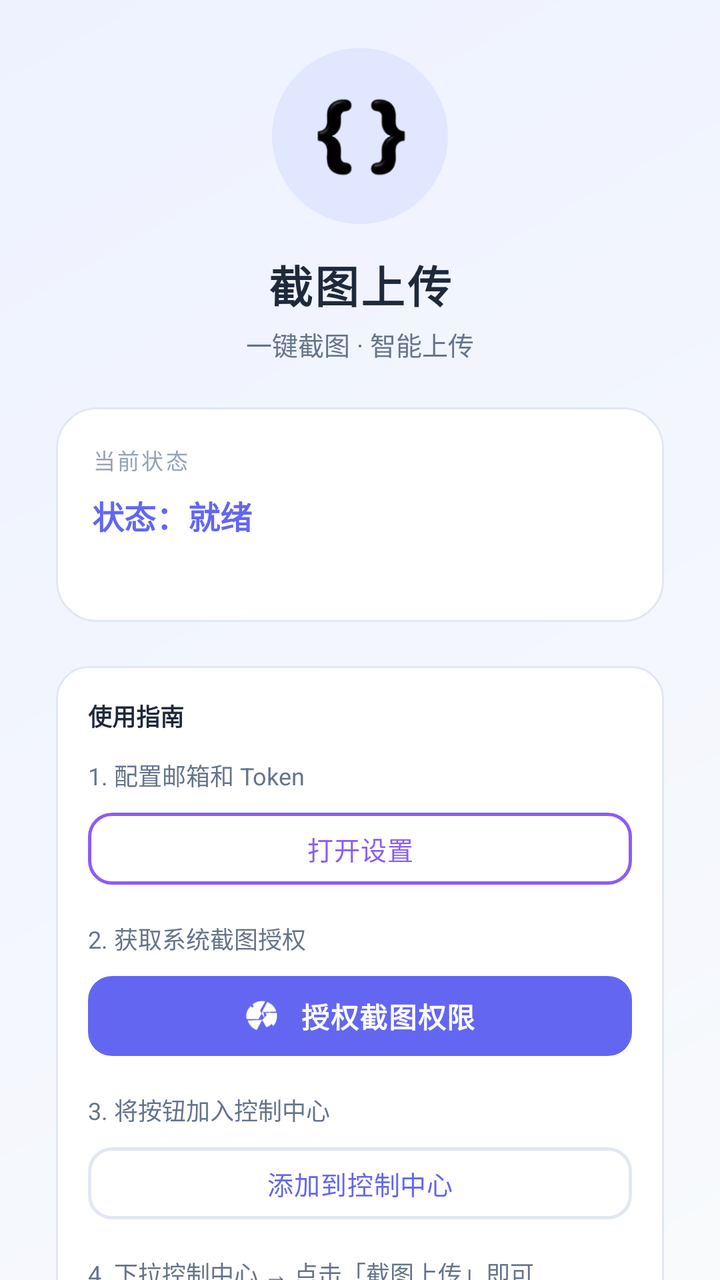
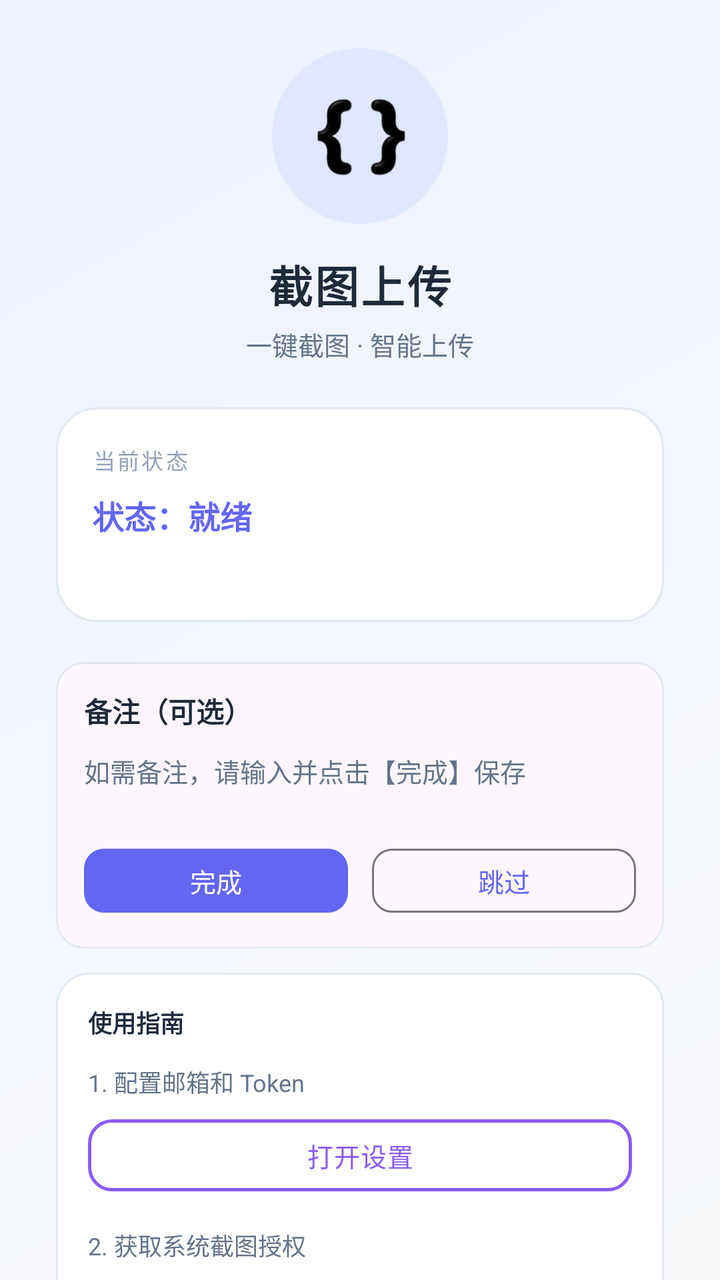

Before-and-after screenshots of an Android layout around one commit, followed by the original layout XML and the change that was made.
<!-- AndroidManifest.xml: application theme Theme.ScreenCapCoze -->
<!-- res/layout/activity_main.xml -->
<?xml version="1.0" encoding="utf-8"?>
<ScrollView xmlns:android="http://schemas.android.com/apk/res/android"
    xmlns:app="http://schemas.android.com/apk/res-auto"
    android:layout_width="match_parent"
    android:layout_height="match_parent"
    android:scrollbars="none">

    <LinearLayout
        android:layout_width="match_parent"
        android:layout_height="wrap_content"
        android:orientation="vertical"
        android:paddingStart="28dp"
        android:paddingEnd="28dp"
        android:paddingTop="24dp"
        android:paddingBottom="24dp"
        android:gravity="center_horizontal">

        
        <FrameLayout
            android:layout_width="88dp"
            android:layout_height="88dp"
            android:layout_marginBottom="14dp">

            <View
                android:layout_width="match_parent"
                android:layout_height="match_parent"
                android:background="@drawable/logo_circle_bg" />

            <ImageView
                android:id="@+id/ivLogo"
                android:layout_width="50dp"
                android:layout_height="50dp"
                android:layout_gravity="center"
                android:src="@mipmap/ic_launcher"
                android:contentDescription="App Logo" />
        </FrameLayout>

        
        <TextView
            android:layout_width="wrap_content"
            android:layout_height="wrap_content"
            android:text="@string/app_name"
            android:textSize="22sp"
            android:textStyle="bold"
            android:textColor="@color/text_primary"
            android:letterSpacing="0.05" />

        
        <TextView
            android:layout_width="wrap_content"
            android:layout_height="wrap_content"
            android:text="一键截图 · 智能上传"
            android:textSize="13sp"
            android:textColor="@color/text_secondary"
            android:layout_marginTop="4dp"
            android:layout_marginBottom="22dp" />

        
        <LinearLayout
            android:layout_width="match_parent"
            android:layout_height="wrap_content"
            android:orientation="vertical"
            android:background="@drawable/card_status_bg"
            android:padding="18dp"
            android:layout_marginBottom="10dp">

            <TextView
                android:layout_width="wrap_content"
                android:layout_height="wrap_content"
                android:text="当前状态"
                android:textSize="11sp"
                android:textColor="@color/text_hint"
                android:letterSpacing="0.1"
                android:layout_marginBottom="8dp" />

            <TextView
                android:id="@+id/tvStatus"
                android:layout_width="match_parent"
                android:layout_height="wrap_content"
                android:text="@string/status_ready"
                android:textSize="16sp"
                android:textStyle="bold"
                android:textColor="@color/brand_primary" />

            <TextView
                android:id="@+id/tvResult"
                android:layout_width="match_parent"
                android:layout_height="wrap_content"
                android:text=""
                android:textSize="13sp"
                android:textColor="@color/text_secondary"
                android:layout_marginTop="6dp"
                android:lineSpacingMultiplier="1.3" />
        </LinearLayout>

        
        <LinearLayout
            android:layout_width="match_parent"
            android:layout_height="wrap_content"
            android:orientation="vertical"
            android:layout_marginTop="12dp"
            android:padding="16dp"
            android:background="@drawable/card_settings_bg">

            <TextView
                android:layout_width="wrap_content"
                android:layout_height="wrap_content"
                android:text="使用指南"
                android:textSize="12sp"
                android:textStyle="bold"
                android:textColor="@color/text_primary"
                android:layout_marginBottom="12dp" />

            
            <TextView
                android:layout_width="match_parent"
                android:layout_height="wrap_content"
                android:text="@string/guide_step1"
                android:textSize="12sp"
                android:textColor="@color/text_secondary"
                android:lineSpacingMultiplier="1.4" />

            <com.google.android.material.button.MaterialButton
                android:id="@+id/btnSettings"
                style="@style/Widget.Material3.Button.OutlinedButton"
                android:layout_width="match_parent"
                android:layout_height="44dp"
                android:text="@string/btn_open_settings"
                android:textSize="13sp"
                android:letterSpacing="0.02"
                android:textColor="@color/brand_purple"
                app:cornerRadius="12dp"
                app:strokeColor="@color/brand_purple"
                app:strokeWidth="1.5dp"
                android:layout_marginTop="6dp"
                android:layout_marginBottom="14dp" />

            
            <TextView
                android:layout_width="match_parent"
                android:layout_height="wrap_content"
                android:text="@string/guide_step2"
                android:textSize="12sp"
                android:textColor="@color/text_secondary"
                android:lineSpacingMultiplier="1.4" />

            <com.google.android.material.button.MaterialButton
                android:id="@+id/btnAuthorize"
                android:layout_width="match_parent"
                android:layout_height="48dp"
                android:text="@string/btn_authorize"
                android:textSize="14sp"
                android:textStyle="bold"
                android:letterSpacing="0.04"
                app:cornerRadius="12dp"
                app:backgroundTint="@color/brand_primary"
                app:icon="@drawable/ic_screenshot_btn"
                app:iconTint="@color/brand_on_primary"
                app:iconGravity="textStart"
                app:iconPadding="10dp"
                android:layout_marginTop="6dp"
                android:layout_marginBottom="14dp" />

            
            <TextView
                android:layout_width="match_parent"
                android:layout_height="wrap_content"
                android:text="@string/guide_step3"
                android:textSize="12sp"
                android:textColor="@color/text_secondary"
                android:lineSpacingMultiplier="1.4" />

            <com.google.android.material.button.MaterialButton
                android:id="@+id/btnAddTile"
                style="@style/Widget.Material3.Button.OutlinedButton"
                android:layout_width="match_parent"
                android:layout_height="44dp"
                android:text="@string/btn_add_tile"
                android:textSize="13sp"
                android:letterSpacing="0.02"
                android:textColor="@color/brand_primary"
                app:cornerRadius="12dp"
                app:strokeColor="@color/card_stroke"
                app:strokeWidth="1.5dp"
                android:layout_marginTop="6dp"
                android:layout_marginBottom="14dp" />

            
            <TextView
                android:layout_width="match_parent"
                android:layout_height="wrap_content"
                android:text="@string/guide_step4"
                android:textSize="12sp"
                android:textColor="@color/text_secondary"
                android:lineSpacingMultiplier="1.4"
                android:layout_marginBottom="14dp" />

            
            <TextView
                android:layout_width="match_parent"
                android:layout_height="wrap_content"
                android:text="@string/guide_step5"
                android:textSize="12sp"
                android:textColor="@color/text_secondary"
                android:lineSpacingMultiplier="1.4" />

            <com.google.android.material.button.MaterialButton
                android:id="@+id/btnTestCapture"
                style="@style/Widget.Material3.Button.OutlinedButton"
                android:layout_width="match_parent"
                android:layout_height="44dp"
                android:text="测试截图上传"
                android:textSize="13sp"
                android:letterSpacing="0.02"
                android:textColor="@color/brand_secondary"
                app:cornerRadius="12dp"
                app:strokeColor="@color/brand_secondary"
                app:strokeWidth="1.5dp"
                android:layout_marginTop="6dp"
                android:layout_marginBottom="14dp" />

            
            <TextView
                android:layout_width="match_parent"
                android:layout_height="wrap_content"
                android:text="@string/guide_step6"
                android:textSize="12sp"
                android:textColor="@color/text_secondary"
                android:lineSpacingMultiplier="1.4" />

            <com.google.android.material.button.MaterialButton
                android:id="@+id/btnOpenPortal"
                style="@style/Widget.Material3.Button.OutlinedButton"
                android:layout_width="match_parent"
                android:layout_height="44dp"
                android:text="@string/btn_open_portal"
                android:textSize="13sp"
                android:letterSpacing="0.02"
                android:textColor="@color/brand_purple"
                app:cornerRadius="12dp"
                app:strokeColor="@color/brand_purple"
                app:strokeWidth="1.5dp"
                android:layout_marginTop="6dp" />

            
            <com.google.android.material.button.MaterialButton
                android:id="@+id/btnGallery"
                style="@style/Widget.Material3.Button.OutlinedButton"
                android:layout_width="match_parent"
                android:layout_height="44dp"
                android:text="@string/btn_gallery"
                android:textSize="13sp"
                android:letterSpacing="0.02"
                android:textColor="@color/brand_primary"
                app:cornerRadius="12dp"
                app:strokeColor="@color/brand_primary"
                app:strokeWidth="1.5dp"
                android:layout_marginTop="6dp" />

        </LinearLayout>

        
        <TextView
            android:id="@+id/btnCheckUpdate"
            android:layout_width="wrap_content"
            android:layout_height="wrap_content"
            android:text="检查更新"
            android:textSize="12sp"
            android:textColor="@color/text_hint"
            android:padding="10dp"
            android:layout_marginTop="10dp" />

    </LinearLayout>
</ScrollView>
<!-- resources referenced by this layout -->
<resources>
  <color name="brand_on_primary">#FFFFFF</color>
  <color name="brand_primary">#6366F1</color>
  <color name="brand_purple">#8B5CF6</color>
  <color name="brand_secondary">#14B8A6</color>
  <color name="card_stroke">#E2E8F0</color>
  <color name="text_hint">#94A3B8</color>
  <color name="text_primary">#1E293B</color>
  <color name="text_secondary">#64748B</color>
  <!-- drawable card_settings_bg (drawable) -->
  <?xml version="1.0" encoding="utf-8"?>
  <shape xmlns:android="http://schemas.android.com/apk/res/android"
      android:shape="rectangle">
      <solid android:color="@color/surface_light" />
      <corners android:radius="16dp" />
      <stroke
          android:width="1dp"
          android:color="@color/card_stroke" />
  </shape>
  <!-- drawable card_status_bg (drawable) -->
  <?xml version="1.0" encoding="utf-8"?>
  <shape xmlns:android="http://schemas.android.com/apk/res/android"
      android:shape="rectangle">
      <solid android:color="@color/surface_light" />
      <corners android:radius="20dp" />
      <stroke
          android:width="1dp"
          android:color="@color/card_stroke" />
  </shape>
  <!-- drawable logo_circle_bg (drawable) -->
  <?xml version="1.0" encoding="utf-8"?>
  <shape xmlns:android="http://schemas.android.com/apk/res/android"
      android:shape="oval">
      <solid android:color="@color/brand_primary_container" />
  </shape>
  <string name="app_name">截图上传</string>
  <string name="btn_add_tile">添加到控制中心</string>
  <string name="btn_authorize">授权截图权限</string>
  <string name="btn_gallery">截图相册</string>
  <string name="btn_open_portal">打开网页查看</string>
  <string name="btn_open_settings">打开设置</string>
  <string name="guide_step1">1. 配置邮箱和 Token</string>
  <string name="guide_step2">2. 获取系统截图授权</string>
  <string name="guide_step3">3. 将按钮加入控制中心</string>
  <string name="guide_step4">4. 下拉控制中心 → 点击「截图上传」即可</string>
  <string name="guide_step5">5. 可选：验证 API 连通性</string>
  <string name="guide_step6">6. 查看已上传的截图记录</string>
  <string name="status_ready">状态：就绪</string>
  <style name="Theme.ScreenCapCoze" parent="Theme.Material3.DayNight.NoActionBar">
          <item name="colorPrimary">@color/brand_primary</item>
          <item name="colorOnPrimary">@color/brand_on_primary</item>
          <item name="colorPrimaryContainer">@color/brand_primary_container</item>
          <item name="colorOnPrimaryContainer">@color/brand_on_primary_container</item>
          <item name="colorSecondary">@color/brand_secondary</item>
          <item name="colorSecondaryContainer">@color/brand_secondary_container</item>
          <item name="android:windowBackground">@drawable/bg_gradient</item>
          <item name="android:statusBarColor">@android:color/transparent</item>
          <item name="android:windowLightStatusBar">true</item>
      </style>
  <color name="surface_light">#FFFFFF</color>
  <color name="brand_primary_container">#E0E7FF</color>
  <color name="brand_on_primary_container">#1E1B4B</color>
  <color name="brand_secondary_container">#CCFBF1</color>
  <!-- drawable bg_gradient (drawable) -->
  <?xml version="1.0" encoding="utf-8"?>
  <shape xmlns:android="http://schemas.android.com/apk/res/android"
      android:shape="rectangle">
      <gradient
          android:angle="135"
          android:startColor="@color/bg_gradient_start"
          android:endColor="@color/bg_gradient_end"
          android:type="linear" />
  </shape>
  <color name="bg_gradient_start">#F8FAFC</color>
  <color name="bg_gradient_end">#EEF2FF</color>
  <!-- unchanged entries left out for length: 2 -->
</resources>

<!-- the commit's change to res/layout/activity_main.xml (unified diff, before → after) -->
@@ -94,6 +94,9 @@
         </LinearLayout>
 
         
+        <include layout="@layout/view_note_card" />
+
+        
         <LinearLayout
             android:layout_width="match_parent"
             android:layout_height="wrap_content"
@@ -272,3 +275,102 @@
 
     </LinearLayout>
 </ScrollView>
+<!-- res/layout/view_note_card.xml (included above) -->
+<?xml version="1.0" encoding="utf-8"?>
+<com.google.android.material.card.MaterialCardView xmlns:android="http://schemas.android.com/apk/res/android"
+    xmlns:app="http://schemas.android.com/apk/res-auto"
+    android:layout_width="match_parent"
+    android:layout_height="wrap_content"
+    android:layout_marginTop="10dp"
+    app:cardCornerRadius="14dp"
+    app:cardElevation="0dp"
+    app:strokeColor="@color/card_stroke"
+    app:strokeWidth="1dp">
+
+    <LinearLayout
+        android:layout_width="match_parent"
+        android:layout_height="wrap_content"
+        android:orientation="vertical"
+        android:padding="14dp">
+
+        
+        <LinearLayout
+            android:layout_width="match_parent"
+            android:layout_height="wrap_content"
+            android:gravity="center_vertical"
+            android:orientation="horizontal">
+
+            <TextView
+                android:layout_width="0dp"
+                android:layout_height="wrap_content"
+                android:layout_weight="1"
+                android:text="@string/note_label"
+                android:textColor="@color/text_primary"
+                android:textSize="14sp"
+                android:textStyle="bold" />
+
+            <TextView
+                android:id="@+id/tvNoteUpload"
+                android:layout_width="wrap_content"
+                android:layout_height="wrap_content"
+                android:textColor="@color/text_secondary"
+                android:textSize="12sp"
+                android:visibility="gone" />
+        </LinearLayout>
+
+        
+        <ImageView
+            android:id="@+id/ivNotePreview"
+            android:layout_width="match_parent"
+            android:layout_height="110dp"
+            android:layout_marginTop="10dp"
+            android:background="#EEEEEE"
+            android:contentDescription="@string/note_label"
+            android:scaleType="centerCrop"
+            android:visibility="gone" />
+
+        
+        <EditText
+            android:id="@+id/etNoteCard"
+            android:layout_width="match_parent"
+            android:layout_height="wrap_content"
+            android:layout_marginTop="10dp"
+            android:background="@null"
+            android:gravity="top"
+            android:hint="@string/note_hint"
+            android:minLines="2"
+            android:textColor="@color/text_primary"
+            android:textColorHint="@color/text_secondary"
+            android:textSize="13sp" />
+
+        
+        <LinearLayout
+            android:layout_width="match_parent"
+            android:layout_height="wrap_content"
+            android:layout_marginTop="10dp"
+            android:orientation="horizontal">
+
+            <com.google.android.material.button.MaterialButton
+                android:id="@+id/btnNoteSubmit"
+                style="@style/Widget.Material3.Button"
+                android:layout_width="0dp"
+                android:layout_height="40dp"
+                android:layout_marginEnd="6dp"
+                android:layout_weight="1"
+                android:text="@string/btn_done"
+                android:textSize="13sp"
+                app:cornerRadius="10dp" />
+
+            <com.google.android.material.button.MaterialButton
+                android:id="@+id/btnNoteSkip"
+                style="@style/Widget.Material3.Button.OutlinedButton"
+                android:layout_width="0dp"
+                android:layout_height="40dp"
+                android:layout_marginStart="6dp"
+                android:layout_weight="1"
+                android:text="@string/btn_skip"
+                android:textSize="13sp"
+                app:cornerRadius="10dp" />
+        </LinearLayout>
+    </LinearLayout>
+</com.google.android.material.card.MaterialCardView>
<!-- resource entries referenced after the edit -->
@@ -37,15 +37,19 @@
   <string name="app_name">截图上传</string>
   <string name="btn_add_tile">添加到控制中心</string>
   <string name="btn_authorize">授权截图权限</string>
+  <string name="btn_done">完成</string>
   <string name="btn_gallery">截图相册</string>
   <string name="btn_open_portal">打开网页查看</string>
   <string name="btn_open_settings">打开设置</string>
+  <string name="btn_skip">跳过</string>
   <string name="guide_step1">1. 配置邮箱和 Token</string>
   <string name="guide_step2">2. 获取系统截图授权</string>
   <string name="guide_step3">3. 将按钮加入控制中心</string>
   <string name="guide_step4">4. 下拉控制中心 → 点击「截图上传」即可</string>
   <string name="guide_step5">5. 可选：验证 API 连通性</string>
   <string name="guide_step6">6. 查看已上传的截图记录</string>
+  <string name="note_hint">如需备注，请输入并点击【完成】保存</string>
+  <string name="note_label">备注（可选）</string>
   <string name="status_ready">状态：就绪</string>
   <style name="Theme.ScreenCapCoze" parent="Theme.Material3.DayNight.NoActionBar">
           <item name="colorPrimary">@color/brand_primary</item>
